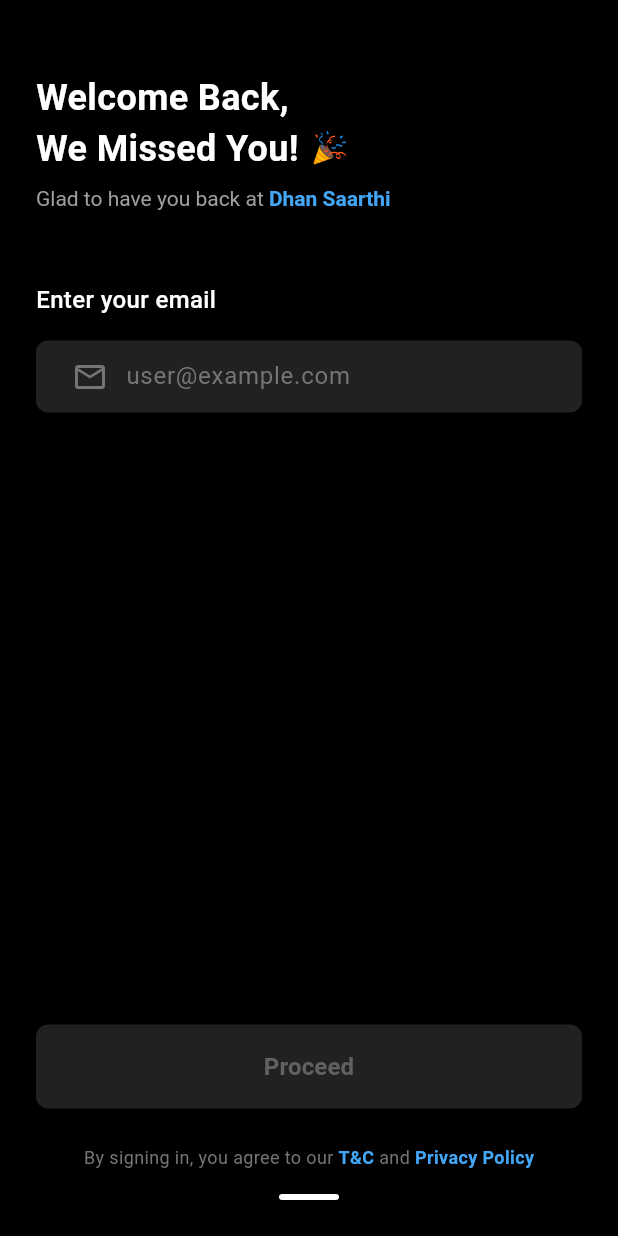
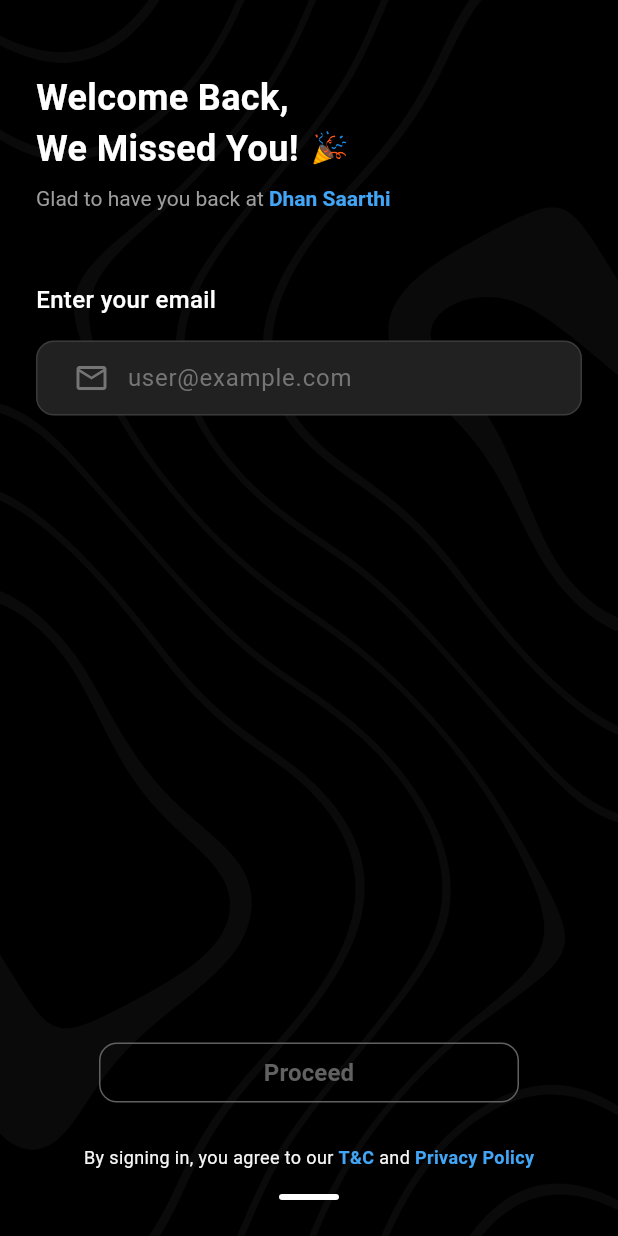
Before and after one commit to Umair-Syed/Khazana-Mutual-Funds, a Flutter app: the screen it shows after launch, after a tap on the "arrow forward" icon, on a phone screen of 412 x 824 dp. Run offline on Flutter 3.47's test engine with Material 3 defaults, Android fonts, the phone set to English and light mode, and no system bars; our stand-ins replace bloc, dartz, equatable, flex_color_scheme, flutter_bloc, flutter_spinkit and 6 more; accounts and stored records are empty.

Commit message:
FIX: Improve auth UI

```diff
--- a/lib/features/auth/presentation/pages/auth_view.dart
+++ b/lib/features/auth/presentation/pages/auth_view.dart
@@ -29,7 +29,18 @@
   @override
   Widget build(BuildContext context) {
     return Scaffold(
-      body: BlocConsumer<AuthBloc, AuthState>(
+      body: Stack(
+        children: [
+          // Background image
+          Positioned.fill(
+            child: Image.asset(
+              'assets/images/auth_background.png',
+              fit: BoxFit.cover,
+              opacity: const AlwaysStoppedAnimation(0.04),
+            ),
+          ),
+          // Auth content
+          BlocConsumer<AuthBloc, AuthState>(
             listener: (context, state) {
               if (state.status == AuthStateStatus.error) {
                 ScaffoldMessenger.of(context).showSnackBar(
@@ -45,7 +56,8 @@
             builder: (context, state) {
               return PageView(
                 controller: _pageController,
-            physics: const NeverScrollableScrollPhysics(), // Disable swiping
+                physics:
+                    const NeverScrollableScrollPhysics(), // Disable swiping
                 children: [
                   // Welcome screen
                   WelcomeWidget(
@@ -76,7 +88,8 @@
                       final email = state.email ?? _currentEmail ?? '';
                       return OtpVerificationWidget(
                         email: email,
-                    showErrorMessage: state.status == AuthStateStatus.otpError,
+                        showErrorMessage:
+                            state.status == AuthStateStatus.otpError,
                         errorMessage: state.errorMessage,
                         onOtpSubmit: (otp) {
                           context.read<AuthBloc>().add(
@@ -100,6 +113,8 @@
               );
             },
           ),
+        ],
+      ),
     );
   }
 }
--- a/lib/features/auth/presentation/widgets/email_input_widget.dart
+++ b/lib/features/auth/presentation/widgets/email_input_widget.dart
@@ -40,9 +40,7 @@
 
   @override
   Widget build(BuildContext context) {
-    return Container(
-      color: Colors.black,
-      child: SafeArea(
+    return SafeArea(
       child: Padding(
         padding: const EdgeInsets.all(24.0),
         child: Column(
@@ -104,7 +102,8 @@
             Container(
               decoration: BoxDecoration(
                 color: Colors.grey[900],
-                  borderRadius: BorderRadius.circular(8),
+                borderRadius: BorderRadius.circular(12),
+                border: Border.all(color: Colors.white.withAlpha(30)),
               ),
               padding: const EdgeInsets.symmetric(horizontal: 16),
               child: TextField(
@@ -130,20 +129,31 @@
             const Spacer(),
 
             // Proceed button
-              SizedBox(
-                width: double.infinity,
-                height: 56,
+            Center(
+              child: SizedBox(
+                width: 280,
                 child: ElevatedButton(
                   onPressed:
                       _isEmailValid
                           ? () => widget.onEmailSubmit(_emailController.text)
                           : null,
                   style: ElevatedButton.styleFrom(
-                    backgroundColor: Theme.of(context).colorScheme.primary,
-                    disabledBackgroundColor: Colors.grey[900],
+                    backgroundColor:
+                        _isEmailValid
+                            ? Theme.of(context).colorScheme.primary
+                            : Colors.transparent,
+                    disabledBackgroundColor: Colors.transparent,
                     disabledForegroundColor: Colors.grey[700],
+                    elevation: 0,
                     shape: RoundedRectangleBorder(
-                      borderRadius: BorderRadius.circular(8),
+                      borderRadius: BorderRadius.circular(12),
+                      side: BorderSide(
+                        color:
+                            _isEmailValid
+                                ? Colors.transparent
+                                : Colors.grey[700]!,
+                        width: 1,
+                      ),
                     ),
                   ),
                   child: BlocBuilder<AuthBloc, AuthState>(
@@ -168,6 +178,7 @@
                   ),
                 ),
               ),
+            ),
 
             const SizedBox(height: 24),
 
@@ -177,7 +188,7 @@
               children: [
                 Text(
                   'By signing in, you agree to our ',
-                    style: TextStyle(fontSize: 12, color: Colors.grey[600]),
+                  style: TextStyle(fontSize: 12, color: Colors.grey.shade100),
                 ),
                 Text(
                   'T&C',
@@ -189,7 +200,7 @@
                 ),
                 Text(
                   ' and ',
-                    style: TextStyle(fontSize: 12, color: Colors.grey[600]),
+                  style: TextStyle(fontSize: 12, color: Colors.grey.shade100),
                 ),
                 Text(
                   'Privacy Policy',
@@ -218,7 +229,6 @@
           ],
         ),
       ),
-      ),
     );
   }
 }
--- a/lib/features/auth/presentation/widgets/otp_verification_widget.dart
+++ b/lib/features/auth/presentation/widgets/otp_verification_widget.dart
@@ -187,10 +187,11 @@
       '*' * (widget.email.indexOf('@') - 1),
     );
 
-    return Container(
-      color: Colors.black,
-      child: SafeArea(
-        child: Padding(
+    return SafeArea(
+      child: Stack(
+        children: [
+          // Main content
+          Padding(
             padding: const EdgeInsets.all(24.0),
             child: Column(
               crossAxisAlignment: CrossAxisAlignment.start,
@@ -283,10 +284,13 @@
                         tapTargetSize: MaterialTapTargetSize.shrinkWrap,
                       ),
                       child: Text(
-                      _canResend ? 'Resend' : 'Resend (${_secondsRemaining}s)',
+                        _canResend
+                            ? 'Resend'
+                            : 'Resend (${_secondsRemaining}s)',
                         style: TextStyle(
                           fontSize: 14,
-                        color: _canResend ? Colors.blue[400] : Colors.grey[600],
+                          color:
+                              _canResend ? Colors.blue[400] : Colors.grey[600],
                           fontWeight: FontWeight.bold,
                         ),
                       ),
@@ -316,18 +320,77 @@
 
                 const Spacer(),
 
-              // Proceed button
-              SizedBox(
-                width: double.infinity,
-                height: 56,
+                // Terms and policy text at the bottom
+                Row(
+                  mainAxisAlignment: MainAxisAlignment.center,
+                  children: [
+                    Text(
+                      'By signing in, you agree to our ',
+                      style: TextStyle(
+                        fontSize: 12,
+                        color: Colors.grey.shade100,
+                      ),
+                    ),
+                    Text(
+                      'T&C',
+                      style: TextStyle(
+                        fontSize: 12,
+                        color: Colors.blue[400],
+                        fontWeight: FontWeight.bold,
+                      ),
+                    ),
+                    Text(
+                      ' and ',
+                      style: TextStyle(
+                        fontSize: 12,
+                        color: Colors.grey.shade100,
+                      ),
+                    ),
+                    Text(
+                      'Privacy Policy',
+                      style: TextStyle(
+                        fontSize: 12,
+                        color: Colors.blue[400],
+                        fontWeight: FontWeight.bold,
+                      ),
+                    ),
+                  ],
+                ),
+
+                const SizedBox(height: 16),
+              ],
+            ),
+          ),
+
+          // Floating proceed button
+          Positioned(
+            left: 0,
+            right: 0,
+            bottom:
+                MediaQuery.of(context).viewInsets.bottom +
+                80, // Position above keyboard
+            child: Center(
+              child: SizedBox(
+                width: 280,
                 child: ElevatedButton(
                   onPressed: _isOtpValid ? _submitOtp : null,
                   style: ElevatedButton.styleFrom(
-                    backgroundColor: Theme.of(context).colorScheme.primary,
-                    disabledBackgroundColor: Colors.grey[900],
+                    backgroundColor:
+                        _isOtpValid
+                            ? Theme.of(context).colorScheme.primary
+                            : Colors.transparent,
+                    disabledBackgroundColor: Colors.transparent,
                     disabledForegroundColor: Colors.grey[700],
+                    elevation: 0,
                     shape: RoundedRectangleBorder(
-                      borderRadius: BorderRadius.circular(8),
+                      borderRadius: BorderRadius.circular(12),
+                      side: BorderSide(
+                        color:
+                            _isOtpValid
+                                ? Colors.transparent
+                                : Colors.grey[700]!,
+                        width: 1,
+                      ),
                     ),
                   ),
                   child: BlocBuilder<AuthBloc, AuthState>(
@@ -352,44 +415,9 @@
                   ),
                 ),
               ),
-
-              const SizedBox(height: 24),
-
-              // Terms and policy text
-              Row(
-                mainAxisAlignment: MainAxisAlignment.center,
-                children: [
-                  Text(
-                    'By signing in, you agree to our ',
-                    style: TextStyle(fontSize: 12, color: Colors.grey[600]),
-                  ),
-                  Text(
-                    'T&C',
-                    style: TextStyle(
-                      fontSize: 12,
-                      color: Colors.blue[400],
-                      fontWeight: FontWeight.bold,
-                    ),
-                  ),
-                  Text(
-                    ' and ',
-                    style: TextStyle(fontSize: 12, color: Colors.grey[600]),
-                  ),
-                  Text(
-                    'Privacy Policy',
-                    style: TextStyle(
-                      fontSize: 12,
-                      color: Colors.blue[400],
-                      fontWeight: FontWeight.bold,
             ),
           ),
         ],
-              ),
-
-              const SizedBox(height: 16),
-            ],
-          ),
-        ),
       ),
     );
   }
--- a/lib/features/auth/presentation/widgets/welcome_widget.dart
+++ b/lib/features/auth/presentation/widgets/welcome_widget.dart
@@ -8,9 +8,7 @@
 
   @override
   Widget build(BuildContext context) {
-    return Container(
-      color: Colors.black,
-      child: SafeArea(
+    return SafeArea(
       child: Padding(
         padding: const EdgeInsets.all(24.0),
         child: Column(
@@ -74,7 +72,6 @@
           ],
         ),
       ),
-      ),
     );
   }
 }
--- a/pubspec.yaml
+++ b/pubspec.yaml
@@ -48,3 +48,5 @@
   assets:
     - assets/
     - assets/logo.svg
+    - assets/images/
+    - assets/images/auth_background.png
```
Also changed, not shown: assets/images/auth_background.png (added). Lines whose indentation alone changed are shown as unchanged.
